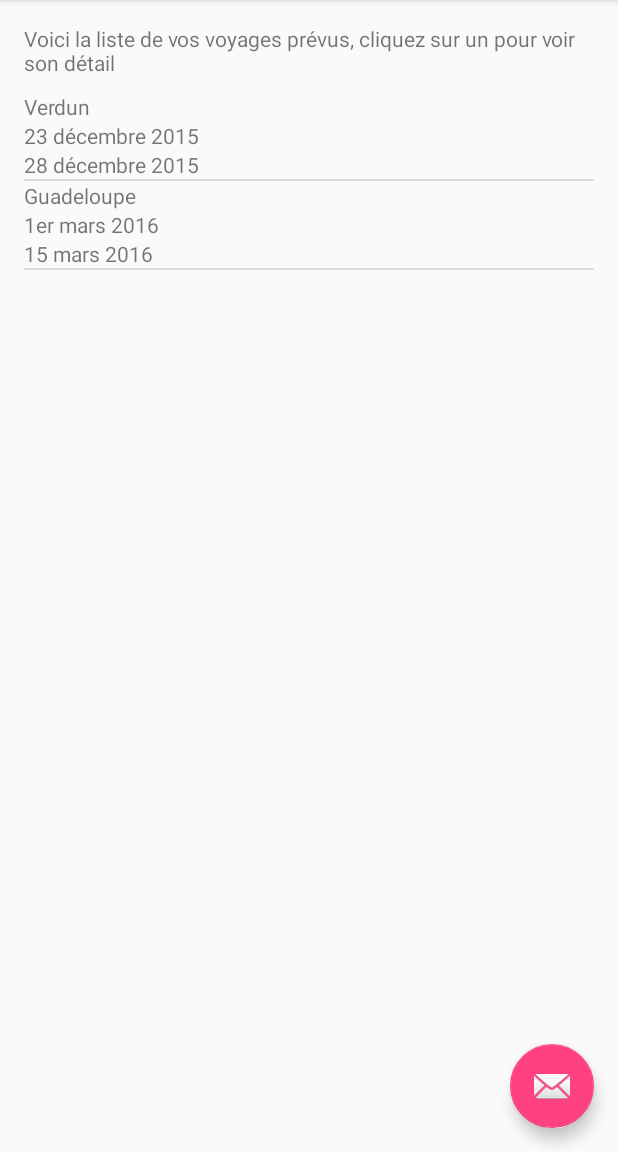
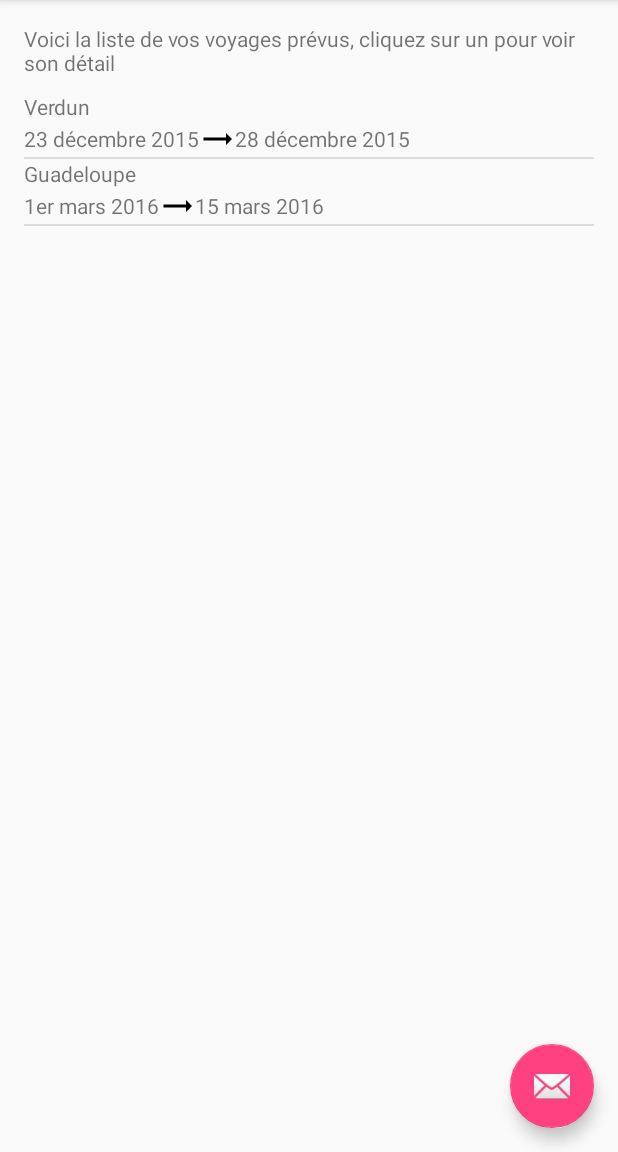
Before and after one commit to nbossard/packlist, an Android app: the screen it shows after launch (MainActivity), on a phone screen of 412 x 824 dp, the part 84-1236 px from its top. Run offline under Robolectric (Android 15) with nearby library versions, the phone set to English and light mode, and no system bars.

Commit message:
Improving trip row display

```diff
--- /dev/null
+++ b/app/src/main/res/drawable/ic_trending_flat_black_24dp.xml
@@ -0,0 +1,9 @@
+<vector xmlns:android="http://schemas.android.com/apk/res/android"
+        android:width="24dp"
+        android:height="24dp"
+        android:viewportWidth="24.0"
+        android:viewportHeight="24.0">
+    <path
+        android:fillColor="#FF000000"
+        android:pathData="M22,12l-4,-4v3H3v2h15v3z"/>
+</vector>
--- a/app/src/main/res/layout/fragment_main.xml
+++ b/app/src/main/res/layout/fragment_main.xml
@@ -31,7 +31,8 @@
         android:id="@+id/main__trip_list"
         android:layout_below="@id/main__space"
         android:layout_width="match_parent"
-        android:layout_height="match_parent">
+        android:layout_height="match_parent"
+        tools:listitem="@layout/trip_adapter">
 
     </ListView>
 
--- a/app/src/main/res/layout/trip_adapter.xml
+++ b/app/src/main/res/layout/trip_adapter.xml
@@ -11,14 +11,29 @@
         android:layout_width="wrap_content"
         android:layout_height="wrap_content"
         tools:text="Verdun"/>
+
+    <LinearLayout
+        android:layout_width="match_parent"
+        android:layout_height="wrap_content"
+        android:gravity="center_vertical">
+
         <TextView
             android:id="@+id/ta__start_date"
             android:layout_width="wrap_content"
             android:layout_height="wrap_content"
             tools:text="23 décembre 2015"/>
+
+        <android.support.v7.widget.AppCompatImageView
+            android:layout_width="wrap_content"
+            android:layout_height="wrap_content"
+            android:src="@drawable/ic_trending_flat_black_24dp"/>
+
         <TextView
             android:id="@+id/ta__end_date"
             android:layout_width="wrap_content"
             android:layout_height="wrap_content"
             tools:text="28 décembre 2015"/>
+
     </LinearLayout>
+
+</LinearLayout>
```
Lines whose indentation alone changed are shown as unchanged.
